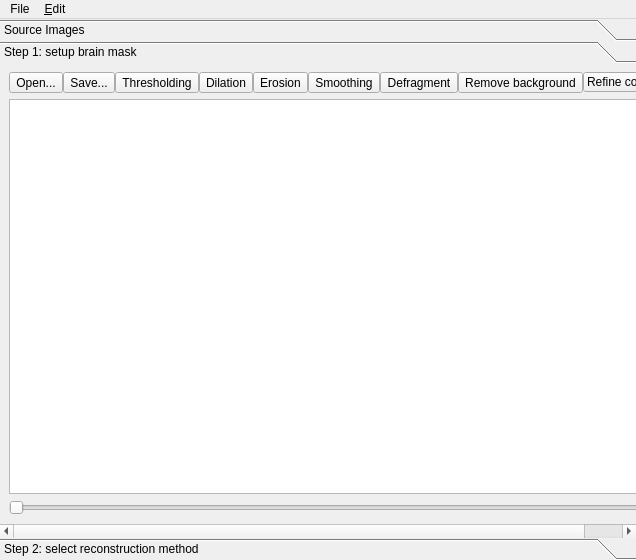
Before: the Qt Designer form reconstruction/reconstruction_window.ui in frankyeh/DSI-Studio, drawn with Qt 5.
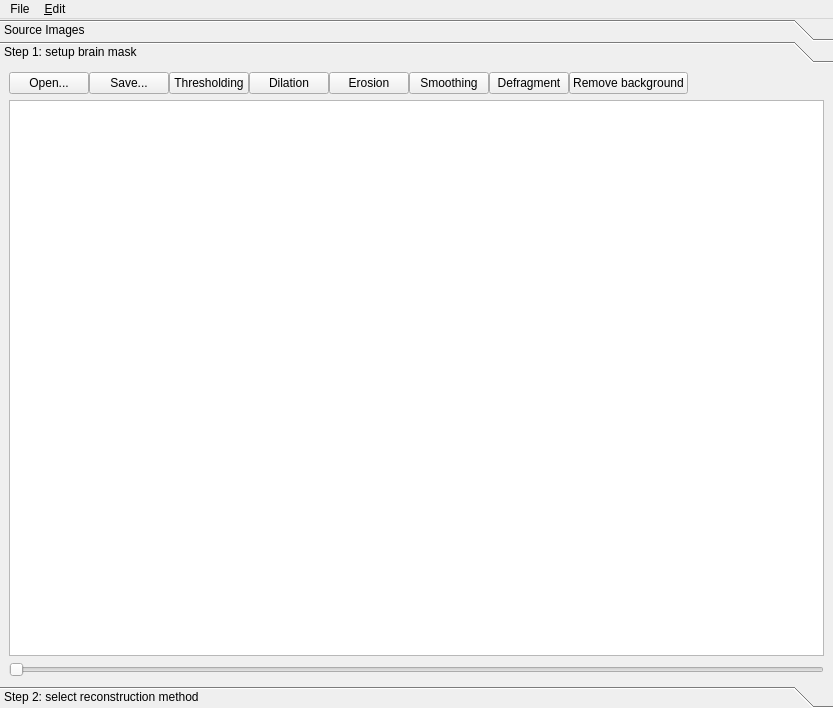
After: the same form once the commit is applied. The open tabs and pages were chosen to show the change. Icons and pictures are not drawn.

What changed in the file:
```diff
--- a/reconstruction/reconstruction_window.ui
+++ b/reconstruction/reconstruction_window.ui
@@ -6,8 +6,8 @@
    <rect>
     <x>0</x>
     <y>0</y>
-    <width>636</width>
-    <height>560</height>
+    <width>833</width>
+    <height>708</height>
    </rect>
   </property>
   <property name="sizePolicy">
@@ -290,8 +290,8 @@
         <rect>
          <x>0</x>
          <y>0</y>
-         <width>636</width>
-         <height>473</height>
+         <width>833</width>
+         <height>617</height>
         </rect>
        </property>
        <attribute name="label">
@@ -308,80 +308,61 @@
                <number>0</number>
               </property>
               <item>
-               <widget class="QToolButton" name="load_mask">
+               <widget class="QPushButton" name="load_mask">
                 <property name="text">
                  <string>Open...</string>
                 </property>
                </widget>
               </item>
               <item>
-               <widget class="QToolButton" name="save_mask">
+               <widget class="QPushButton" name="save_mask">
                 <property name="text">
                  <string>Save...</string>
                 </property>
                </widget>
               </item>
               <item>
-               <widget class="QToolButton" name="thresholding">
+               <widget class="QPushButton" name="thresholding">
                 <property name="text">
                  <string>Thresholding</string>
                 </property>
                </widget>
               </item>
               <item>
-               <widget class="QToolButton" name="dilation">
+               <widget class="QPushButton" name="dilation">
                 <property name="text">
                  <string>Dilation</string>
                 </property>
                </widget>
               </item>
               <item>
-               <widget class="QToolButton" name="erosion">
+               <widget class="QPushButton" name="erosion">
                 <property name="text">
                  <string>Erosion</string>
                 </property>
                </widget>
               </item>
               <item>
-               <widget class="QToolButton" name="smoothing">
+               <widget class="QPushButton" name="smoothing">
                 <property name="text">
                  <string>Smoothing</string>
                 </property>
                </widget>
               </item>
               <item>
-               <widget class="QToolButton" name="defragment">
+               <widget class="QPushButton" name="defragment">
                 <property name="text">
                  <string>Defragment</string>
                 </property>
                </widget>
               </item>
               <item>
-               <widget class="QToolButton" name="remove_background">
+               <widget class="QPushButton" name="remove_background">
                 <property name="text">
                  <string>Remove background</string>
                 </property>
                </widget>
               </item>
-              <item>
-               <widget class="QPushButton" name="refine_contour">
-                <property name="sizePolicy">
-                 <sizepolicy hsizetype="Fixed" vsizetype="Fixed">
-                  <horstretch>0</horstretch>
-                  <verstretch>0</verstretch>
-                 </sizepolicy>
-                </property>
-                <property name="maximumSize">
-                 <size>
-                  <width>16777215</width>
-                  <height>20</height>
-                 </size>
-                </property>
-                <property name="text">
-                 <string>Refine contour</string>
-                </property>
-               </widget>
-              </item>
               <item>
                <spacer name="horizontalSpacer_2">
                 <property name="orientation">
@@ -1575,8 +1556,8 @@
     <rect>
      <x>0</x>
      <y>0</y>
-     <width>636</width>
-     <height>21</height>
+     <width>833</width>
+     <height>22</height>
     </rect>
    </property>
    <widget class="QMenu" name="menuFile">
```
Left out of the diff: 182 changed lines with no effect on the pictures.
